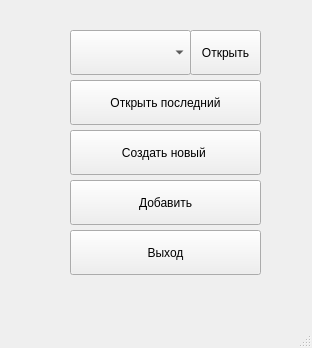
Old version of the form menu.ui in the repository a173r3g0/kursovaya.
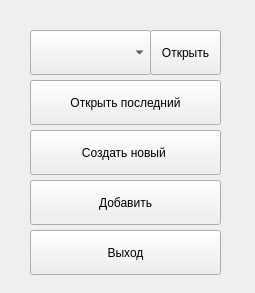
New version of the form.

What changed in the file:
```diff
--- a/menu.ui
+++ b/menu.ui
@@ -6,8 +6,8 @@
    <rect>
     <x>0</x>
     <y>0</y>
-    <width>312</width>
-    <height>348</height>
+    <width>255</width>
+    <height>293</height>
    </rect>
   </property>
   <property name="sizePolicy">
@@ -23,7 +23,7 @@
    <widget class="QPushButton" name="lastButton">
     <property name="geometry">
      <rect>
-      <x>70</x>
+      <x>30</x>
       <y>80</y>
       <width>191</width>
       <height>45</height>
@@ -36,7 +36,7 @@
    <widget class="QPushButton" name="exitButton">
     <property name="geometry">
      <rect>
-      <x>70</x>
+      <x>30</x>
       <y>230</y>
       <width>191</width>
       <height>45</height>
@@ -49,7 +49,7 @@
    <widget class="QPushButton" name="importButton">
     <property name="geometry">
      <rect>
-      <x>70</x>
+      <x>30</x>
       <y>180</y>
       <width>191</width>
       <height>45</height>
@@ -74,7 +74,7 @@
    <widget class="QPushButton" name="createButton">
     <property name="geometry">
      <rect>
-      <x>70</x>
+      <x>30</x>
       <y>130</y>
       <width>191</width>
       <height>45</height>
@@ -87,7 +87,7 @@
    <widget class="QPushButton" name="opencurrent_button">
     <property name="geometry">
      <rect>
-      <x>190</x>
+      <x>150</x>
       <y>30</y>
       <width>71</width>
       <height>45</height>
@@ -100,7 +100,7 @@
    <widget class="QComboBox" name="comboBox">
     <property name="geometry">
      <rect>
-      <x>70</x>
+      <x>30</x>
       <y>30</y>
       <width>121</width>
       <height>45</height>
@@ -108,17 +108,6 @@
     </property>
    </widget>
   </widget>
-  <widget class="QMenuBar" name="menubar">
-   <property name="geometry">
-    <rect>
-     <x>0</x>
-     <y>0</y>
-     <width>312</width>
-     <height>19</height>
-    </rect>
-   </property>
-  </widget>
-  <widget class="QStatusBar" name="statusbar"/>
  </widget>
  <resources/>
  <connections/>
```
